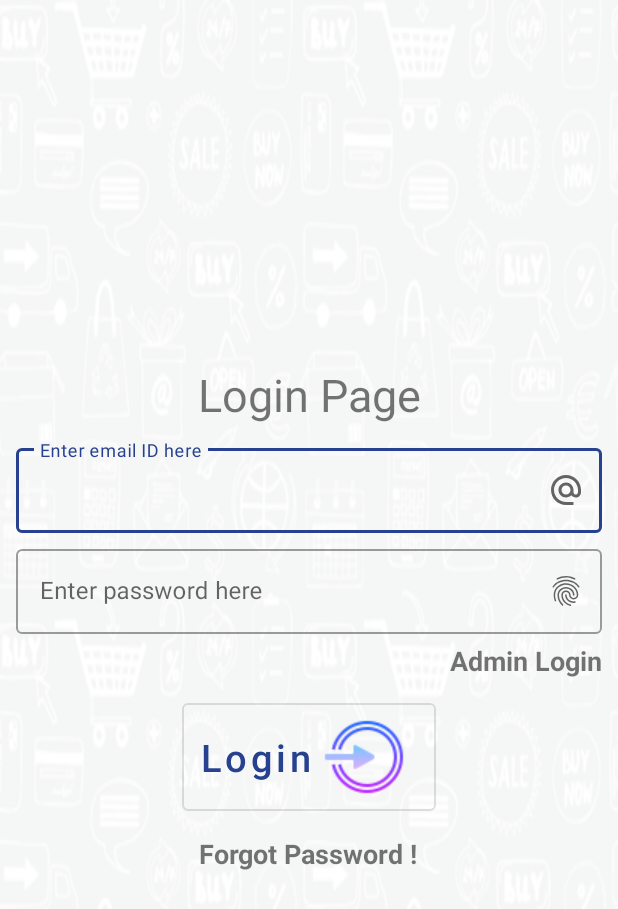
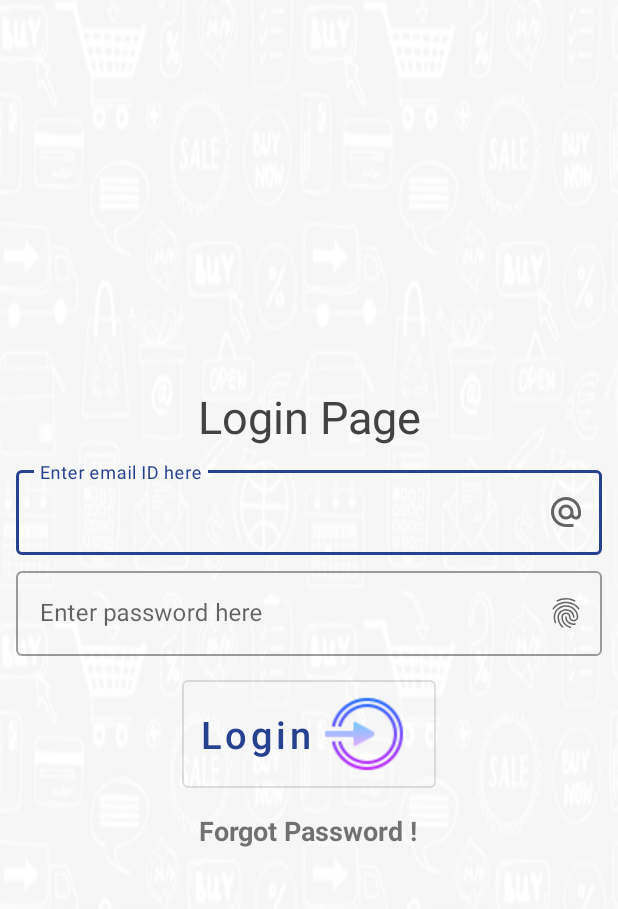
Before and after one commit to jayeshpatil665/dhulemall, an Android app: the LoginOptionsActivity screen opened directly, with no data from a screen before it, on a phone screen of 412 x 824 dp. Shown: the top 909 px of the screen. Run offline under Robolectric (Android 15) with nearby library versions, the phone set to English and light mode, and no system bars; libraries missing offline, so code that uses them is left out: io.paperdb; 1 statement that could not run was skipped.

Commit message:
Upgrades_BugFix_9_1_2021

```diff
--- a/app/build.gradle
+++ b/app/build.gradle
@@ -13,7 +13,7 @@ android {
         minSdkVersion 21
         targetSdkVersion 29
         versionCode 1
-        versionName "1.0"
+        versionName "1.1"
 
         testInstrumentationRunner "androidx.test.runner.AndroidJUnitRunner"
     }
--- a/app/src/main/AndroidManifest.xml
+++ b/app/src/main/AndroidManifest.xml
@@ -20,7 +20,8 @@
         <activity android:name=".PlaceOrder.PlaceOderActivity" />
         <activity android:name=".ProductDetaild.ProductDetails" />
         <activity android:name=".ProductByCategory.ProductByCatgory" />
-        <activity android:name=".Profile" />
+        <activity android:name=".Profile"
+            android:excludeFromRecents="true"/>
         <activity android:name=".AdminUpdateProductDetails" />
         <activity android:name=".RemoveSpecificProduct" />
         <activity android:name=".AddNewProduct" />
--- a/app/src/main/java/in/specialsoft/dhulemall/MainActivity.java
+++ b/app/src/main/java/in/specialsoft/dhulemall/MainActivity.java
@@ -125,7 +125,7 @@ public class MainActivity extends AppCompatActivity {
             @Override
             public void onClick(DialogInterface dialog, int which) {
                 //finish();
-                finish();
+                finishAffinity();
                 System.exit(0);
             }
         });
--- a/app/src/main/java/in/specialsoft/dhulemall/MyOrdersList/MyOrderList.java
+++ b/app/src/main/java/in/specialsoft/dhulemall/MyOrdersList/MyOrderList.java
@@ -57,6 +57,7 @@ public class MyOrderList extends AppCompatActivity {
     public void onBackPressed() {
         if (flag==1){
            startActivity(new Intent(MyOrderList.this, Profile.class));
+           finish();
         }else if (flag==2){
             startActivity(new Intent(MyOrderList.this, AdminPannel.class));
 
--- a/app/src/main/java/in/specialsoft/dhulemall/Profile.java
+++ b/app/src/main/java/in/specialsoft/dhulemall/Profile.java
@@ -65,7 +65,8 @@ public class Profile extends AppCompatActivity {
 
     @Override
     public void onBackPressed() {
-        super.onBackPressed();
+        startActivity(new Intent(Profile.this, MainActivity.class));
+        finish();
     }
 
     public void getOrderList(View view) {
--- a/app/src/main/res/layout/activity_create_account.xml
+++ b/app/src/main/res/layout/activity_create_account.xml
@@ -18,6 +18,7 @@
         android:layout_height="wrap_content"
         android:gravity="center"
         android:textSize="30sp"
+        android:textColor="@color/black"
         android:text="SignUp Page" />
     <com.google.android.material.textfield.TextInputLayout
         android:layout_marginTop="5dp"
--- a/app/src/main/res/layout/activity_login_options.xml
+++ b/app/src/main/res/layout/activity_login_options.xml
@@ -17,6 +17,7 @@
         android:layout_width="match_parent"
         android:layout_height="wrap_content"
         android:gravity="center"
+        android:textColor="@color/black"
         android:text="Login Page"
         android:textSize="30sp" />
 
@@ -65,6 +66,7 @@
         android:text="Admin Login"
         android:textAlignment="textEnd"
         android:textSize="18sp"
+        android:visibility="gone"
         android:textStyle="bold" />
 
     <Button
```
